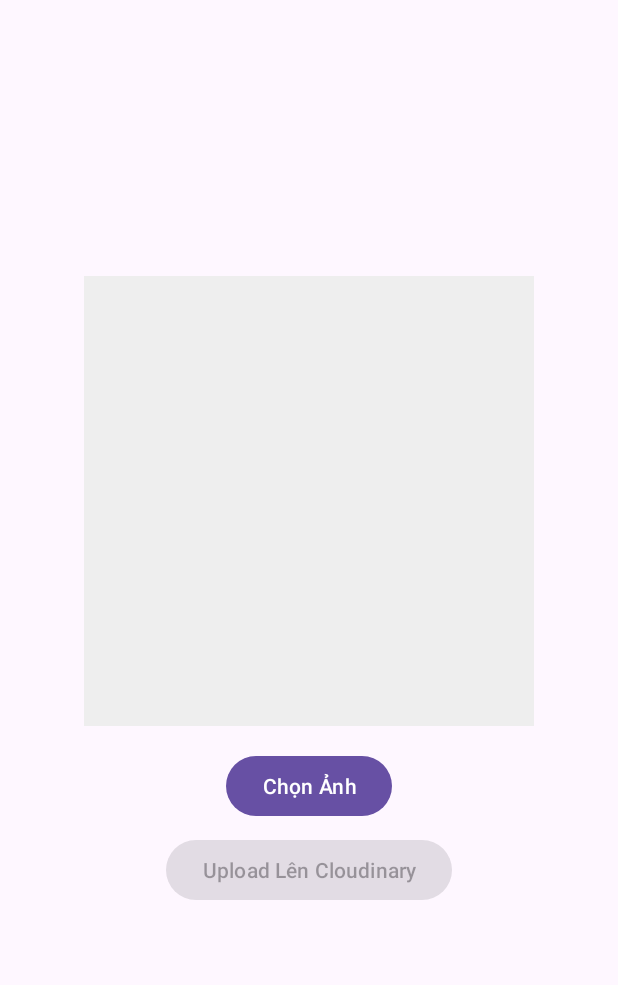
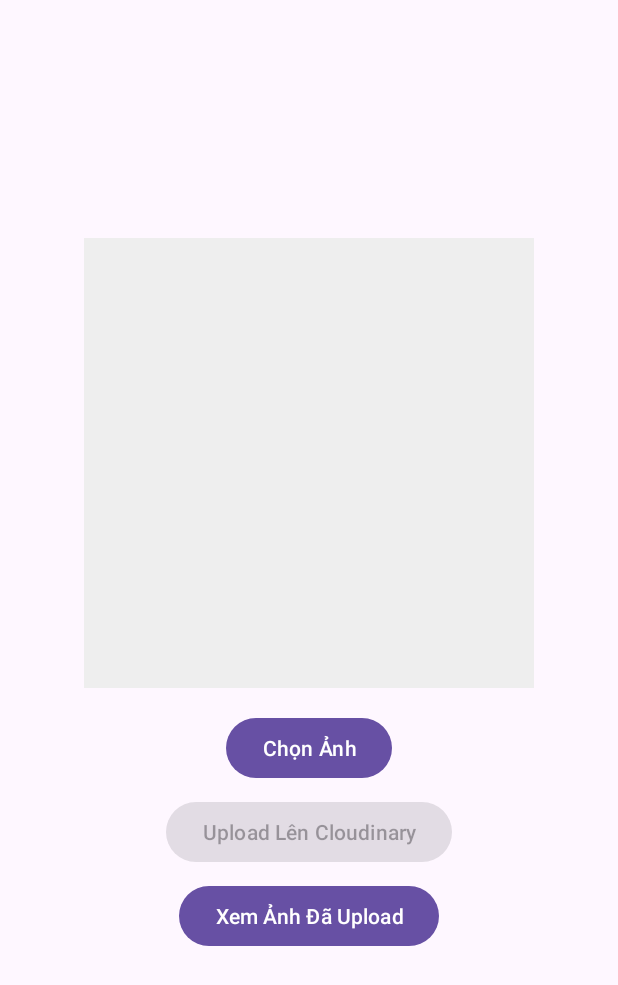
Before and after one commit to DongQuan2212/TestCloud, an Android app: the screen it shows after launch (MainActivity), on a phone screen of 412 x 824 dp. Shown: the top 985 px of the screen. Run offline under Robolectric (Android 15) with nearby library versions, the phone set to English and light mode, and no system bars; libraries missing offline, so code that uses them is left out: com.cloudinary, com.cloudinary.android; 1 statement that could not run was skipped.

Commit message:
da them activity xem anh da upload

```diff
--- a/app/src/main/AndroidManifest.xml
+++ b/app/src/main/AndroidManifest.xml
@@ -25,6 +25,9 @@
                 <category android:name="android.intent.category.LAUNCHER" />
             </intent-filter>
         </activity>
+        <activity
+            android:name=".ImageListActivity"
+            android:exported="false" />
     </application>
 
 </manifest>
--- a/app/src/main/java/hcmute/edu/vn/could/MainActivity.java
+++ b/app/src/main/java/hcmute/edu/vn/could/MainActivity.java
@@ -2,46 +2,66 @@ package hcmute.edu.vn.could;
 
 import android.Manifest;
 import android.content.Intent;
+import android.content.SharedPreferences;
 import android.content.pm.PackageManager;
 import android.net.Uri;
 import android.os.Build;
 import android.os.Bundle;
 import android.provider.MediaStore;
+import android.util.Log;
 import android.widget.Button;
 import android.widget.ImageView;
 import android.widget.TextView;
 import android.widget.Toast;
 
 import androidx.annotation.NonNull;
-import androidx.annotation.Nullable;
 import androidx.appcompat.app.AppCompatActivity;
 import androidx.core.app.ActivityCompat;
 import androidx.core.content.ContextCompat;
 
-import com.bumptech.glide.Glide;
+import com.cloudinary.Cloudinary;
 import com.cloudinary.android.MediaManager;
 import com.cloudinary.android.callback.ErrorInfo;
 import com.cloudinary.android.callback.UploadCallback;
+import com.google.gson.Gson;
+import com.google.gson.reflect.TypeToken;
 
+import java.lang.reflect.Type;
+import java.util.ArrayList;
+import java.util.HashMap;
+import java.util.List;
 import java.util.Map;
 
 public class MainActivity extends AppCompatActivity {
-    private static final int PERMISSION_REQUEST_CODE = 100;
+    private static final String TAG = "MainActivity";
+    private static final String PREF_NAME = "CloudinaryPrefs";
+    private static final String KEY_IMAGES = "uploaded_images";
     private static final int PICK_IMAGE_REQUEST = 1;
+    private static final int PERMISSION_REQUEST_CODE = 2;
+
     private ImageView imageView;
-    private Button btnSelectImage, btnUpload;
+    private Button btnSelectImage, btnUpload, btnViewImages;
     private TextView tvResult;
     private Uri selectedImageUri;
+    private SharedPreferences sharedPreferences;
+    private Gson gson;
+    private List<ImageModel> uploadedImages;
 
     @Override
     protected void onCreate(Bundle savedInstanceState) {
         super.onCreate(savedInstanceState);
         setContentView(R.layout.activity_main);
 
+        // Khởi tạo SharedPreferences và Gson
+        sharedPreferences = getSharedPreferences(PREF_NAME, MODE_PRIVATE);
+        gson = new Gson();
+        loadUploadedImages();
+
         // Khởi tạo views
         imageView = findViewById(R.id.imageView);
         btnSelectImage = findViewById(R.id.btnSelectImage);
         btnUpload = findViewById(R.id.btnUpload);
+        btnViewImages = findViewById(R.id.btnViewImages);
         tvResult = findViewById(R.id.tvResult);
 
         // Khởi tạo Cloudinary
@@ -60,17 +80,32 @@ public class MainActivity extends AppCompatActivity {
         btnUpload.setOnClickListener(v -> {
             if (selectedImageUri != null) {
                 uploadImage();
+            } else {
+                Toast.makeText(this, "Vui lòng chọn ảnh trước khi upload", Toast.LENGTH_SHORT).show();
             }
+        });
+
+        // Xử lý sự kiện xem danh sách ảnh
+        btnViewImages.setOnClickListener(v -> {
+            Intent intent = new Intent(this, ImageListActivity.class);
+            startActivity(intent);
         });
     }
 
     private void initCloudinary() {
-        Map config = Map.of(
-            "cloud_name", "dgpcjnxg0",
-            "api_key", "173525473881339",
-            "api_secret", "y5BIb8vjW3Sd2nvwoSJVIUn3vSk"
-        );
-        MediaManager.init(this, config);
+        Map config = new HashMap();
+        config.put("cloud_name", "dgpcjnxg0");
+        config.put("api_key", "173525473881339");
+        config.put("api_secret", "y5BIb8vjW3Sd2nvwoSJVIUn3vSk");
+        config.put("secure", true);
+
+        try {
+            MediaManager.init(this, config);
+            Log.d(TAG, "Cloudinary initialized successfully");
+        } catch (Exception e) {
+            Log.e(TAG, "Error initializing Cloudinary: " + e.getMessage());
+            Toast.makeText(this, "Lỗi khởi tạo Cloudinary: " + e.getMessage(), Toast.LENGTH_LONG).show();
+        }
     }
 
     private boolean checkPermission() {
@@ -95,11 +130,6 @@ public class MainActivity extends AppCompatActivity {
         }
     }
 
-    private void openImagePicker() {
-        Intent intent = new Intent(Intent.ACTION_PICK, MediaStore.Images.Media.EXTERNAL_CONTENT_URI);
-        startActivityForResult(intent, PICK_IMAGE_REQUEST);
-    }
-
     @Override
     public void onRequestPermissionsResult(int requestCode, @NonNull String[] permissions,
                                          @NonNull int[] grantResults) {
@@ -113,47 +143,92 @@ public class MainActivity extends AppCompatActivity {
         }
     }
 
+    private void openImagePicker() {
+        Intent intent = new Intent(Intent.ACTION_PICK, MediaStore.Images.Media.EXTERNAL_CONTENT_URI);
+        startActivityForResult(intent, PICK_IMAGE_REQUEST);
+    }
+
     @Override
-    protected void onActivityResult(int requestCode, int resultCode, @Nullable Intent data) {
+    protected void onActivityResult(int requestCode, int resultCode, Intent data) {
         super.onActivityResult(requestCode, resultCode, data);
         if (requestCode == PICK_IMAGE_REQUEST && resultCode == RESULT_OK && data != null) {
             selectedImageUri = data.getData();
-            Glide.with(this)
-                    .load(selectedImageUri)
-                    .into(imageView);
+            imageView.setImageURI(selectedImageUri);
             btnUpload.setEnabled(true);
+            Toast.makeText(this, "Đã chọn ảnh", Toast.LENGTH_SHORT).show();
         }
     }
 
     private void uploadImage() {
+        if (selectedImageUri == null) {
+            Toast.makeText(this, "Vui lòng chọn ảnh trước khi upload", Toast.LENGTH_SHORT).show();
+            return;
+        }
+
+        btnUpload.setEnabled(false);
         String requestId = MediaManager.get().upload(selectedImageUri)
                 .callback(new UploadCallback() {
                     @Override
                     public void onStart(String requestId) {
-                        tvResult.setText("Đang upload...");
+                        Log.d(TAG, "Upload started");
+                        runOnUiThread(() -> {
+                            tvResult.setText("Đang upload...");
+                        });
                     }
 
                     @Override
                     public void onProgress(String requestId, long bytes, long totalBytes) {
-                        // Có thể hiển thị progress bar ở đây
+                        Log.d(TAG, "Upload progress: " + bytes + "/" + totalBytes);
                     }
 
                     @Override
                     public void onSuccess(String requestId, Map resultData) {
-                        String imageUrl = (String) resultData.get("url");
-                        tvResult.setText("Upload thành công!\nURL: " + imageUrl);
+                        Log.d(TAG, "Upload success: " + resultData);
+                        runOnUiThread(() -> {
+                            String imageUrl = (String) resultData.get("secure_url");
+                            String publicId = (String) resultData.get("public_id");
+                            tvResult.setText("Upload thành công!\nURL: " + imageUrl);
+
+                            // Lưu thông tin ảnh đã upload
+                            ImageModel imageModel = new ImageModel(imageUrl, publicId);
+                            uploadedImages.add(imageModel);
+                            saveUploadedImages();
+
+                            Toast.makeText(MainActivity.this, "Upload thành công!", Toast.LENGTH_SHORT).show();
+                            btnUpload.setEnabled(true);
+                        });
                     }
 
                     @Override
                     public void onError(String requestId, ErrorInfo error) {
-                        tvResult.setText("Upload thất bại: " + error.getDescription());
+                        Log.e(TAG, "Upload error: " + error.getDescription());
+                        runOnUiThread(() -> {
+                            tvResult.setText("Upload thất bại: " + error.getDescription());
+                            Toast.makeText(MainActivity.this, "Upload thất bại: " + error.getDescription(), Toast.LENGTH_LONG).show();
+                            btnUpload.setEnabled(true);
+                        });
                     }
 
                     @Override
                     public void onReschedule(String requestId, ErrorInfo error) {
-                        // Xử lý khi cần upload lại
+                        Log.d(TAG, "Upload rescheduled: " + error.getDescription());
                     }
                 })
                 .dispatch();
     }
+
+    private void loadUploadedImages() {
+        String json = sharedPreferences.getString(KEY_IMAGES, null);
+        if (json != null) {
+            Type type = new TypeToken<List<ImageModel>>(){}.getType();
+            uploadedImages = gson.fromJson(json, type);
+        } else {
+            uploadedImages = new ArrayList<>();
+        }
+    }
+
+    private void saveUploadedImages() {
+        String json = gson.toJson(uploadedImages);
+        sharedPreferences.edit().putString(KEY_IMAGES, json).apply();
+    }
 }
--- a/app/src/main/res/layout/activity_main.xml
+++ b/app/src/main/res/layout/activity_main.xml
@@ -26,13 +26,21 @@
         android:layout_width="wrap_content"
         android:layout_height="wrap_content"
         android:text="Upload Lên Cloudinary"
-        android:enabled="false"/>
+        android:enabled="false"
+        android:layout_marginBottom="8dp"/>
+
+    <Button
+        android:id="@+id/btnViewImages"
+        android:layout_width="wrap_content"
+        android:layout_height="wrap_content"
+        android:text="Xem Ảnh Đã Upload"
+        android:layout_marginBottom="8dp"/>
 
     <TextView
         android:id="@+id/tvResult"
-        android:layout_width="wrap_content"
+        android:layout_width="match_parent"
         android:layout_height="wrap_content"
-        android:layout_marginTop="16dp"
-        android:textAlignment="center"/>
+        android:gravity="center"
+        android:textSize="16sp"/>
 
 </LinearLayout>
```
Also changed, not shown: app/src/main/java/hcmute/edu/vn/could/ImageAdapter.java (added, +81 -0 lines), app/src/main/java/hcmute/edu/vn/could/ImageListActivity.java (added, +100 -0 lines), app/src/main/java/hcmute/edu/vn/could/ImageModel.java (added, +27 -0 lines), app/src/main/res/layout/activity_image_list.xml (added, +14 -0 lines), app/src/main/res/layout/item_image.xml (added, +60 -0 lines).
